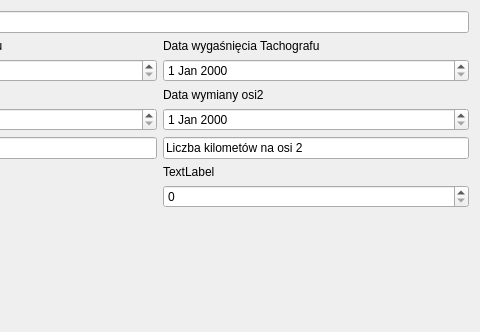
This is addciagnik.ui in JanSnieg/EwiData as Qt 5 draws it before an edit; both pictures show x 160 to 640 and y 0 to 332 of the 640 by 480 pixel window. The edited form follows.
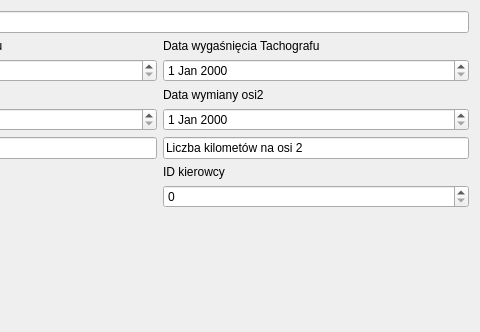
This is the edited form.

Patch:
```diff
--- a/addciagnik.ui
+++ b/addciagnik.ui
@@ -82,7 +82,7 @@
    <item row="8" column="1">
     <widget class="QLabel" name="label_5">
      <property name="text">
-      <string>TextLabel</string>
+      <string>ID kierowcy</string>
      </property>
     </widget>
    </item>
```
